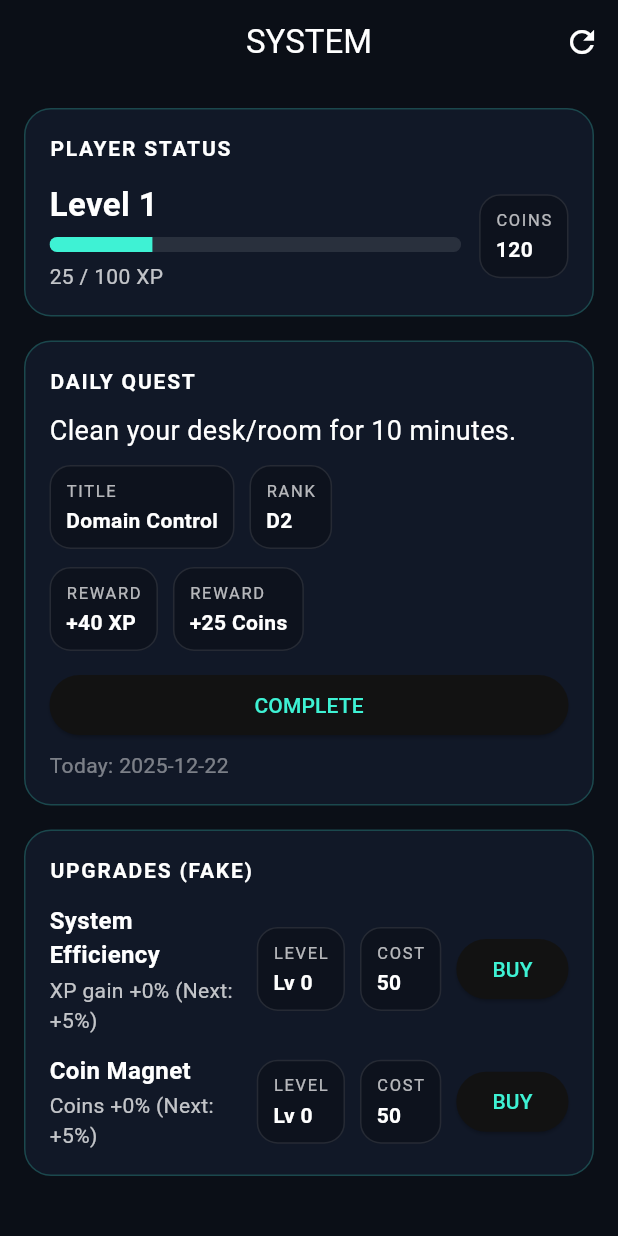
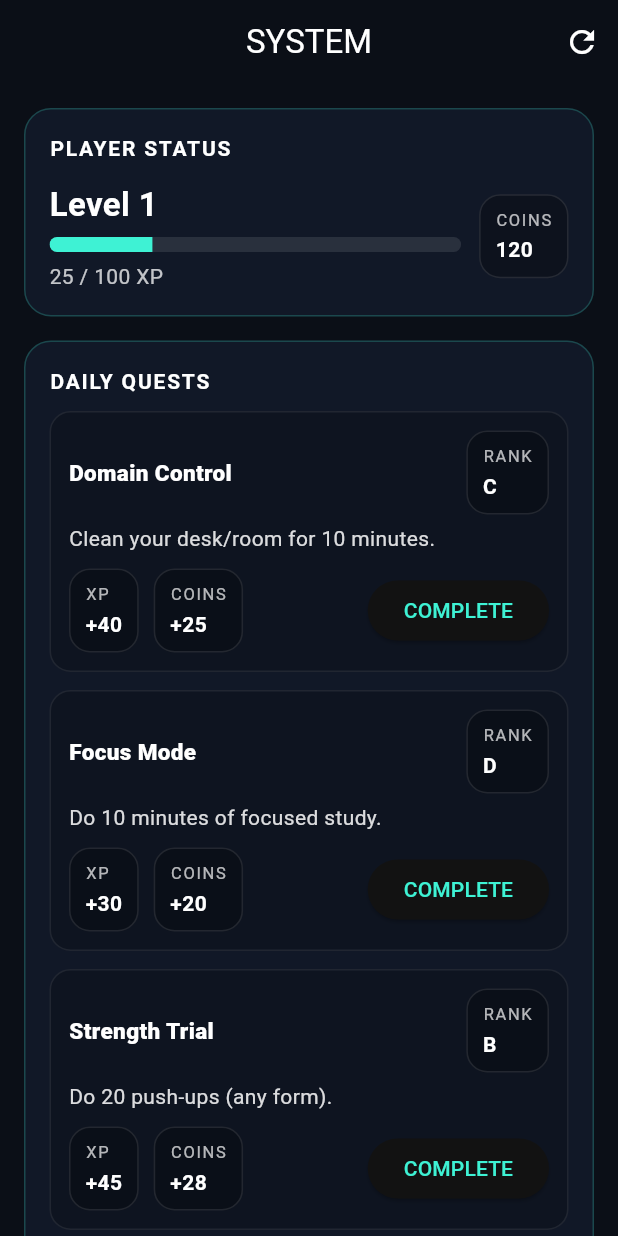
Before and after one commit to Pokeepic/Minigame-project, a Flutter app: the screen it shows after launch, on a phone screen of 412 x 824 dp. Run offline on Flutter 3.47's test engine with Material 3 defaults, Android fonts, the phone set to English and light mode, and no system bars; our stand-ins replace shared_preferences.

Commit message:
Refactor daily quest structure to support multiple templates and bonus claims

```diff
--- a/Apps/Game Lifestyle/manhwa_system/lib/main.dart
+++ b/Apps/Game Lifestyle/manhwa_system/lib/main.dart
@@ -47,33 +47,42 @@ class QuestTemplate {
   });
 }
 
-class DailyQuest {
+class DailyQuestBundle {
   final String dateKey; // yyyy-mm-dd
-  final String templateId;
-  final bool completed;
+  final List<String> templateIds; // length 3
+  final List<bool> completed; // length 3
+  final bool bonusClaimed;
 
-  const DailyQuest({
+  const DailyQuestBundle({
     required this.dateKey,
-    required this.templateId,
+    required this.templateIds,
     required this.completed,
+    required this.bonusClaimed,
   });
 
-  DailyQuest copyWith({bool? completed}) => DailyQuest(
+  DailyQuestBundle copyWith({
+    List<bool>? completed,
+    bool? bonusClaimed,
+  }) =>
+      DailyQuestBundle(
         dateKey: dateKey,
-        templateId: templateId,
+        templateIds: templateIds,
         completed: completed ?? this.completed,
+        bonusClaimed: bonusClaimed ?? this.bonusClaimed,
       );
 
   Map<String, dynamic> toJson() => {
         'dateKey': dateKey,
-        'templateId': templateId,
+        'templateIds': templateIds,
         'completed': completed,
+        'bonusClaimed': bonusClaimed,
       };
 
-  static DailyQuest fromJson(Map<String, dynamic> json) => DailyQuest(
+  static DailyQuestBundle fromJson(Map<String, dynamic> json) => DailyQuestBundle(
         dateKey: json['dateKey'] as String,
-        templateId: json['templateId'] as String,
-        completed: json['completed'] as bool,
+        templateIds: (json['templateIds'] as List).cast<String>(),
+        completed: (json['completed'] as List).cast<bool>(),
+        bonusClaimed: (json['bonusClaimed'] as bool?) ?? false,
       );
 }
 
@@ -129,6 +138,16 @@ const List<QuestTemplate> questPool = [
   ),
 ];
 
+String rankLabel(int difficulty) {
+  switch (difficulty) {
+    case 1: return 'D';
+    case 2: return 'C';
+    case 3: return 'B';
+    case 4: return 'A';
+    default: return 'S';
+  }
+}
+
 QuestTemplate templateById(String id) =>
     questPool.firstWhere((q) => q.id == id, orElse: () => questPool.first);
 
@@ -147,7 +166,7 @@ class StorageKeys {
   static const xpToNext = 'xpToNext';
   static const coins = 'coins';
 
-  static const dailyQuestJson = 'dailyQuestJson';
+  static const dailyBundleJson = 'dailyBundleJson';
 
   static const xpBoostLevel = 'xpBoostLevel';
   static const coinBoostLevel = 'coinBoostLevel';
@@ -174,7 +193,7 @@ class _SystemHomePageState extends State<SystemHomePage> {
   bool systemMsgVisible = false;
 
   // Daily Quest State
-  DailyQuest? dailyQuest;
+  DailyQuestBundle? dailyBundle;
 
   bool loading = true;
 
@@ -196,37 +215,51 @@ class _SystemHomePageState extends State<SystemHomePage> {
     xpBoostLevel = prefs.getInt(StorageKeys.xpBoostLevel) ?? 0;
     coinBoostLevel = prefs.getInt(StorageKeys.coinBoostLevel) ?? 0;
 
-    // Load daily quest
-    final jsonStr = prefs.getString(StorageKeys.dailyQuestJson);
+    // Load daily bundle
+    final jsonStr = prefs.getString(StorageKeys.dailyBundleJson);
     if (jsonStr != null) {
       try {
         final map = json.decode(jsonStr) as Map<String, dynamic>;
-        dailyQuest = DailyQuest.fromJson(map);
+        dailyBundle = DailyQuestBundle.fromJson(map);
       } catch (_) {
-        dailyQuest = null;
+        dailyBundle = null;
       }
     }
 
-    // Ensure today's quest exists
+    // Ensure today's bundle exists
     final tKey = todayKey();
-    if (dailyQuest == null || dailyQuest!.dateKey != tKey) {
-      dailyQuest = _generateDailyQuestFor(tKey);
-      await _saveDailyQuest(prefs);
+    if (dailyBundle == null || dailyBundle!.dateKey != tKey) {
+      dailyBundle = _generateDailyBundleFor(tKey);
+      await _saveDailyBundle(prefs);
     }
 
     setState(() => loading = false);
   }
 
-  DailyQuest _generateDailyQuestFor(String dateKey) {
-    // Deterministic-ish daily randomness (so it won't keep changing)
-    // We seed with dateKey hash so today's quest stays same all day.
-    final seed = dateKey.hashCode;
-    final rng = Random(seed);
+  DailyQuestBundle _generateDailyBundleFor(String dateKey) {
+    // deterministic daily set
+    final rng = Random(dateKey.hashCode);
 
-    // Weighted pick: prefer mixed difficulties, but keep it simple for V1
-    final picked = questPool[rng.nextInt(questPool.length)];
+    // We pick 3 UNIQUE quests
+    final ids = <String>{};
+    while (ids.length < 3) {
+      ids.add(questPool[rng.nextInt(questPool.length)].id);
+    }
 
-    return DailyQuest(dateKey: dateKey, templateId: picked.id, completed: false);
+    return DailyQuestBundle(
+      dateKey: dateKey,
+      templateIds: ids.toList(),
+      completed: [false, false, false],
+      bonusClaimed: false,
+    );
+  }
+
+  Future<void> _saveDailyBundle(SharedPreferences prefs) async {
+    if (dailyBundle == null) return;
+    await prefs.setString(
+      StorageKeys.dailyBundleJson,
+      json.encode(dailyBundle!.toJson()),
+    );
   }
 
   Future<void> _saveAll() async {
@@ -237,21 +270,17 @@ class _SystemHomePageState extends State<SystemHomePage> {
     await prefs.setInt(StorageKeys.coins, coins);
     await prefs.setInt(StorageKeys.xpBoostLevel, xpBoostLevel);
     await prefs.setInt(StorageKeys.coinBoostLevel, coinBoostLevel);
-    await _saveDailyQuest(prefs);
+    await _saveDailyBundle(prefs);
   }
 
-  Future<void> _saveDailyQuest(SharedPreferences prefs) async {
-    if (dailyQuest == null) return;
-    await prefs.setString(StorageKeys.dailyQuestJson, json.encode(dailyQuest!.toJson()));
-  }
+  void _completeQuestAt(int index) async {
+    final b = dailyBundle;
+    if (b == null) return;
+    if (index < 0 || index >= b.templateIds.length) return;
+    if (b.completed[index]) return;
 
-  void _completeQuest() async {
-    final q = dailyQuest;
-    if (q == null || q.completed) return;
+    final t = templateById(b.templateIds[index]);
 
-    final t = templateById(q.templateId);
-
-    // Rewards (upgrades multipliers later)
     final xpMultiplier = 1.0 + (xpBoostLevel * 0.05);
     final coinMultiplier = 1.0 + (coinBoostLevel * 0.05);
 
@@ -259,7 +288,9 @@ class _SystemHomePageState extends State<SystemHomePage> {
     final gainedCoins = (t.baseCoins * coinMultiplier).round();
 
     setState(() {
-      dailyQuest = q.copyWith(completed: true);
+      final newCompleted = [...b.completed];
+      newCompleted[index] = true;
+      dailyBundle = b.copyWith(completed: newCompleted);
 
       xp += gainedXp;
       coins += gainedCoins;
@@ -272,8 +303,50 @@ class _SystemHomePageState extends State<SystemHomePage> {
       }
     });
 
-    showSystemMessage('Quest Completed  +$gainedXp XP  +$gainedCoins Coins');
+    showSystemMessage('Quest Completed • +$gainedXp XP • +$gainedCoins Coins');
+    await _saveAll();
+  }
 
+  bool get _allDone {
+    final b = dailyBundle;
+    if (b == null) return false;
+    return b.completed.every((x) => x);
+  }
+
+  void _claimAllBonus() async {
+    final b = dailyBundle;
+    if (b == null) return;
+    if (!_allDone) return;
+    if (b.bonusClaimed) return;
+
+    // Bonus scales with difficulty sum (feels like a system)
+    final templates = b.templateIds.map(templateById).toList();
+    final totalDifficulty = templates.fold<int>(0, (sum, t) => sum + t.difficulty);
+
+    // Base bonus
+    final baseBonusXp = 20 + totalDifficulty * 10;     // example: 50..?
+    final baseBonusCoins = 15 + totalDifficulty * 8;
+
+    final xpMultiplier = 1.0 + (xpBoostLevel * 0.05);
+    final coinMultiplier = 1.0 + (coinBoostLevel * 0.05);
+
+    final bonusXp = (baseBonusXp * xpMultiplier).round();
+    final bonusCoins = (baseBonusCoins * coinMultiplier).round();
+
+    setState(() {
+      dailyBundle = b.copyWith(bonusClaimed: true);
+
+      xp += bonusXp;
+      coins += bonusCoins;
+
+      while (xp >= xpToNext) {
+        xp -= xpToNext;
+        level += 1;
+        xpToNext = 100 + (level - 1) * 25;
+      }
+    });
+
+    showSystemMessage('All Quests Cleared • BONUS +$bonusXp XP • +$bonusCoins Coins');
     await _saveAll();
   }
 
@@ -283,8 +356,8 @@ class _SystemHomePageState extends State<SystemHomePage> {
     final fakeDate = DateTime.now().subtract(const Duration(days: 1));
     final key =
         '${fakeDate.year.toString().padLeft(4, '0')}-${fakeDate.month.toString().padLeft(2, '0')}-${fakeDate.day.toString().padLeft(2, '0')}';
-    dailyQuest = _generateDailyQuestFor(key);
-    await _saveDailyQuest(prefs);
+    dailyBundle = _generateDailyBundleFor(key);
+    await _saveDailyBundle(prefs);
     await _loadOrCreate();
   }
 
@@ -346,8 +419,8 @@ class _SystemHomePageState extends State<SystemHomePage> {
       );
     }
 
-    final q = dailyQuest!;
-    final t = templateById(q.templateId);
+    final b = dailyBundle!;
+    final templates = b.templateIds.map(templateById).toList();
 
     return Scaffold(
       appBar: AppBar(
@@ -405,35 +478,32 @@ class _SystemHomePageState extends State<SystemHomePage> {
                     child: Column(
                       crossAxisAlignment: CrossAxisAlignment.start,
                       children: [
-                        const Text('DAILY QUEST', style: TextStyle(letterSpacing: 1.2, fontWeight: FontWeight.w700)),
+                        const Text('DAILY QUESTS', style: TextStyle(letterSpacing: 1.2, fontWeight: FontWeight.w700)),
                         const SizedBox(height: 10),
-                        Text(t.description, style: const TextStyle(fontSize: 18)),
-                        const SizedBox(height: 10),
-                        Row(
-                          children: [
-                            _Chip(label: 'Title', value: t.title),
-                            const SizedBox(width: 10),
-                            _Chip(label: 'Rank', value: 'D${t.difficulty}'),
-                          ],
-                        ),
-                        const SizedBox(height: 12),
-                        Row(
-                          children: [
-                            _Chip(label: 'Reward', value: '+${(t.baseXp * (1.0 + xpBoostLevel * 0.05)).round()} XP'),
-                            const SizedBox(width: 10),
-                            _Chip(label: 'Reward', value: '+${(t.baseCoins * (1.0 + coinBoostLevel * 0.05)).round()} Coins'),
-                          ],
-                        ),
-                        const SizedBox(height: 12),
+
+                        for (int i = 0; i < templates.length; i++) ...[
+                          _DailyQuestRow(
+                            title: templates[i].title,
+                            description: templates[i].description,
+                            rank: rankLabel(templates[i].difficulty),
+                            rewardXp: (templates[i].baseXp * (1.0 + xpBoostLevel * 0.05)).round(),
+                            rewardCoins: (templates[i].baseCoins * (1.0 + coinBoostLevel * 0.05)).round(),
+                            completed: b.completed[i],
+                            onComplete: () => _completeQuestAt(i),
+                          ),
+                          if (i != templates.length - 1) const SizedBox(height: 12),
+                        ],
+
+                        const SizedBox(height: 14),
                         SizedBox(
                           width: double.infinity,
                           child: ElevatedButton(
-                            onPressed: q.completed ? null : _completeQuest,
-                            child: Text(q.completed ? 'COMPLETED' : 'COMPLETE'),
+                            onPressed: (_allDone && !b.bonusClaimed) ? _claimAllBonus : null,
+                            child: Text(b.bonusClaimed ? 'BONUS CLAIMED' : 'CLAIM ALL BONUS'),
                           ),
                         ),
                         const SizedBox(height: 6),
-                        Text('Today: ${q.dateKey}', style: TextStyle(color: Colors.white.withOpacity(0.45))),
+                        Text('Today: ${b.dateKey}', style: TextStyle(color: Colors.white.withOpacity(0.45))),
                       ],
                     ),
                   ),
@@ -548,6 +618,71 @@ class _XPBar extends StatelessWidget {
         value: value.clamp(0, 1),
         minHeight: 10,
         backgroundColor: Colors.white.withOpacity(0.10),
+      ),
+    );
+  }
+}
+
+class _DailyQuestRow extends StatelessWidget {
+  final String title;
+  final String description;
+  final String rank; // D/C/B/A/S
+  final int rewardXp;
+  final int rewardCoins;
+  final bool completed;
+  final VoidCallback onComplete;
+
+  const _DailyQuestRow({
+    required this.title,
+    required this.description,
+    required this.rank,
+    required this.rewardXp,
+    required this.rewardCoins,
+    required this.completed,
+    required this.onComplete,
+  });
+
+  @override
+  Widget build(BuildContext context) {
+    return Container(
+      padding: const EdgeInsets.all(12),
+      decoration: BoxDecoration(
+        color: Colors.black.withOpacity(0.18),
+        borderRadius: BorderRadius.circular(14),
+        border: Border.all(color: Colors.white.withOpacity(0.08)),
+      ),
+      child: Column(
+        crossAxisAlignment: CrossAxisAlignment.start,
+        children: [
+          Row(
+            children: [
+              Expanded(
+                child: Text(
+                  title,
+                  style: const TextStyle(fontSize: 15, fontWeight: FontWeight.w800),
+                  overflow: TextOverflow.ellipsis,
+                ),
+              ),
+              const SizedBox(width: 10),
+              _Chip(label: 'Rank', value: rank),
+            ],
+          ),
+          const SizedBox(height: 6),
+          Text(description, style: TextStyle(color: Colors.white.withOpacity(0.85))),
+          const SizedBox(height: 10),
+          Row(
+            children: [
+              _Chip(label: 'XP', value: '+$rewardXp'),
+              const SizedBox(width: 10),
+              _Chip(label: 'Coins', value: '+$rewardCoins'),
+              const Spacer(),
+              ElevatedButton(
+                onPressed: completed ? null : onComplete,
+                child: Text(completed ? 'DONE' : 'COMPLETE'),
+              ),
+            ],
+          ),
+        ],
       ),
     );
   }
```
